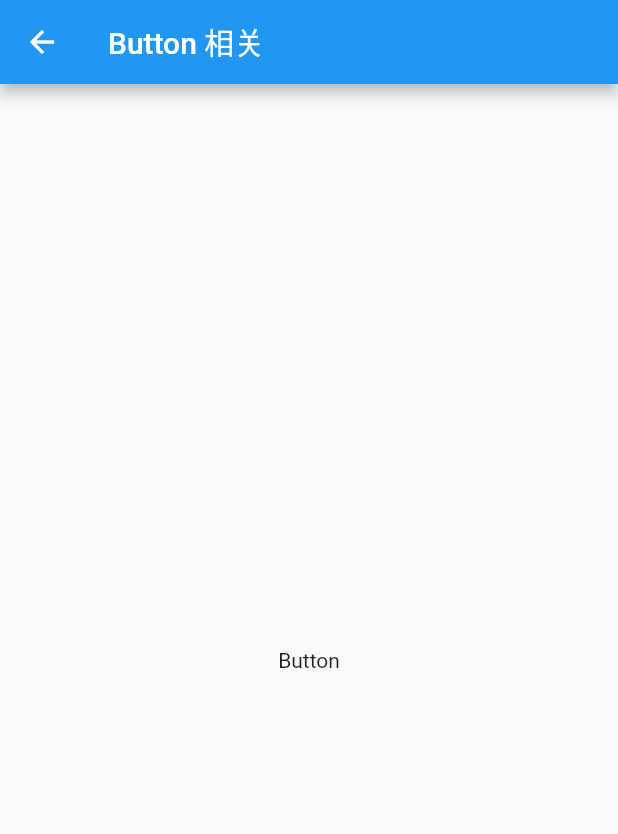
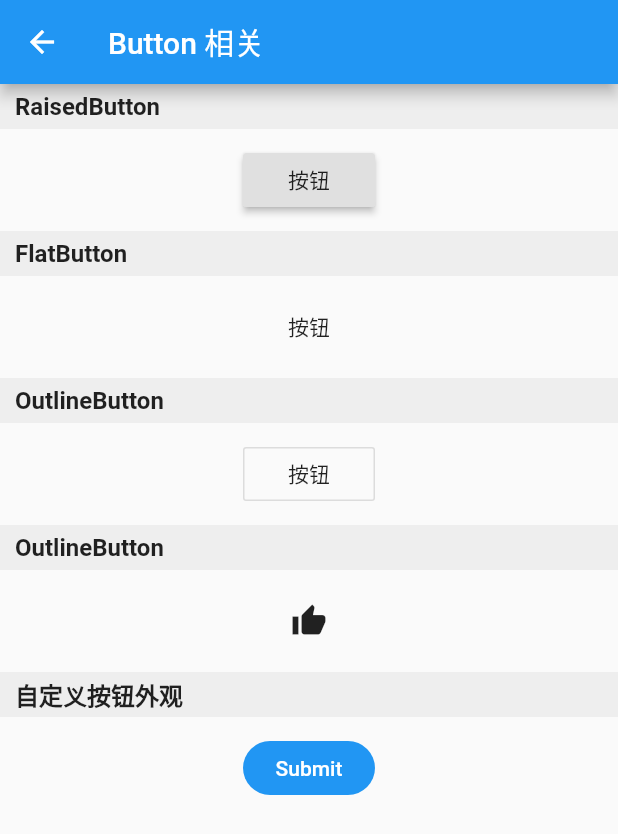
Before and after one commit to NateRobinson/flutter_starter_notes, a Flutter app: the ButtonAbout screen opened by its route, on a phone screen of 412 x 824 dp. Shown: the top 834 px of the screen. Run offline on Flutter 3.47's test engine with Material 2 defaults, Android fonts, the phone set to English and light mode, and no system bars.

Commit message:
add button about notes

```diff
--- a/lib/ui/ButtonAbout.dart
+++ b/lib/ui/ButtonAbout.dart
@@ -11,8 +11,100 @@ class ButtonAbout extends StatelessWidget {
       appBar: AppBar(
         title: Text(title),
       ),
-      body: Center(
-        child: Text('Button'),
+      body: Column(
+        children: <Widget>[
+          Container(
+            child: Text(
+              'RaisedButton',
+              style: TextStyle(fontWeight: FontWeight.bold, fontSize: 16),
+            ),
+            color: Colors.grey[200],
+            height: 30,
+            alignment: Alignment.centerLeft,
+            padding: EdgeInsets.only(left: 10),
+          ),
+          Container(
+            padding: EdgeInsets.only(left: 10, right: 10, top: 10, bottom: 10),
+            child: RaisedButton(
+              child: Text("按钮"),
+              onPressed: () => {},
+            ),
+          ),
+          Container(
+            child: Text(
+              'FlatButton',
+              style: TextStyle(fontWeight: FontWeight.bold, fontSize: 16),
+            ),
+            color: Colors.grey[200],
+            height: 30,
+            alignment: Alignment.centerLeft,
+            padding: EdgeInsets.only(left: 10),
+          ),
+          Container(
+            padding: EdgeInsets.only(left: 10, right: 10, top: 10, bottom: 10),
+            child: FlatButton(
+              child: Text("按钮"),
+              onPressed: () => {},
+            ),
+          ),
+          Container(
+            child: Text(
+              'OutlineButton',
+              style: TextStyle(fontWeight: FontWeight.bold, fontSize: 16),
+            ),
+            color: Colors.grey[200],
+            height: 30,
+            alignment: Alignment.centerLeft,
+            padding: EdgeInsets.only(left: 10),
+          ),
+          Container(
+            padding: EdgeInsets.only(left: 10, right: 10, top: 10, bottom: 10),
+            child: OutlineButton(
+              child: Text("按钮"),
+              onPressed: () => {},
+            ),
+          ),
+          Container(
+            child: Text(
+              'OutlineButton',
+              style: TextStyle(fontWeight: FontWeight.bold, fontSize: 16),
+            ),
+            color: Colors.grey[200],
+            height: 30,
+            alignment: Alignment.centerLeft,
+            padding: EdgeInsets.only(left: 10),
+          ),
+          Container(
+            padding: EdgeInsets.only(left: 10, right: 10, top: 10, bottom: 10),
+            child: IconButton(
+              icon: Icon(Icons.thumb_up),
+              onPressed: () => {},
+            ),
+          ),
+          Container(
+            child: Text(
+              '自定义按钮外观',
+              style: TextStyle(fontWeight: FontWeight.bold, fontSize: 16),
+            ),
+            color: Colors.grey[200],
+            height: 30,
+            alignment: Alignment.centerLeft,
+            padding: EdgeInsets.only(left: 10),
+          ),
+          Container(
+            padding: EdgeInsets.only(left: 10, right: 10, top: 10, bottom: 10),
+            child: FlatButton(
+              color: Colors.blue,
+              highlightColor: Colors.blue[700],
+              colorBrightness: Brightness.dark,
+              splashColor: Colors.grey,
+              child: Text("Submit"),
+              shape: RoundedRectangleBorder(
+                  borderRadius: BorderRadius.circular(50.0)),
+              onPressed: () => {},
+            ),
+          ),
+        ],
       ),
     );
   }
```
